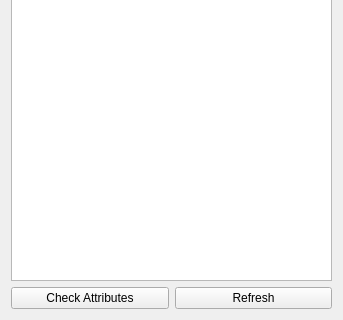
Above: ui/uiWidgetBaseHDFViewer.ui from ManifoldsHu/FourDExplorer before the change; both pictures show x 0 to 343 and y 229 to 549 of the 343 by 549 pixel window. Below: the same form after it.
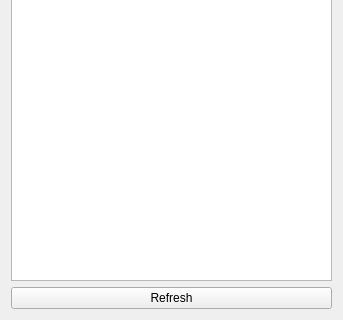
That is the form after the change.

Diff of the .ui file:
```diff
--- a/ui/uiWidgetBaseHDFViewer.ui
+++ b/ui/uiWidgetBaseHDFViewer.ui
@@ -46,13 +46,6 @@
    </item>
    <item>
     <layout class="QHBoxLayout" name="horizontalLayout_2">
-     <item>
-      <widget class="QPushButton" name="pushButton_check_attr">
-       <property name="text">
-        <string>Check Attributes</string>
-       </property>
-      </widget>
-     </item>
      <item>
       <widget class="QPushButton" name="pushButton_refresh">
        <property name="text">
```
